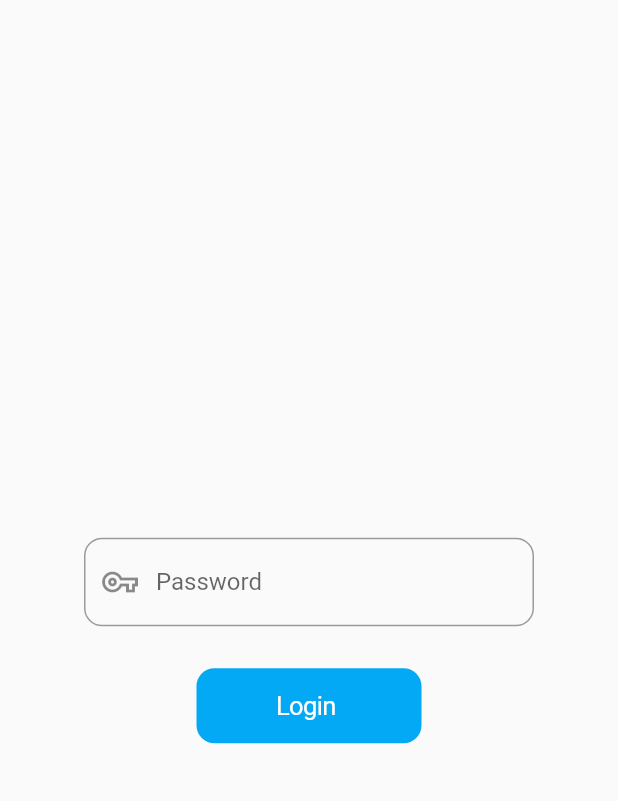
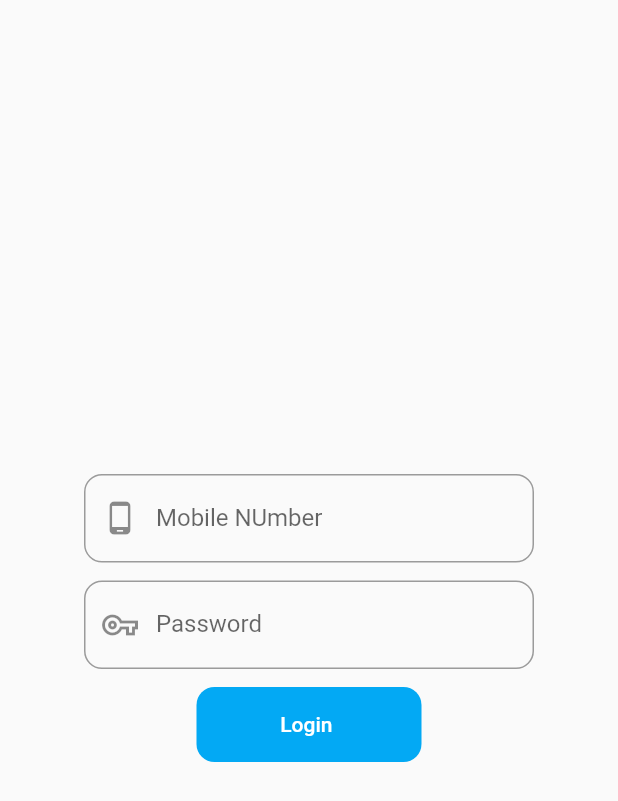
Before and after one commit to sjtsh/psr_application, a Flutter app: the screen it shows after launch, on a phone screen of 412 x 824 dp. Shown: the top 801 px of the screen. Run offline on Flutter 3.47's test engine with Material 2 defaults, Android fonts, the phone set to English and light mode, and no system bars; our stand-ins replace firebase_core, firebase_storage; accounts and stored records are empty.

Commit message:
tremoved cupertino

```diff
--- a/lib/Screens/LoginScreen/loginScreen.dart
+++ b/lib/Screens/LoginScreen/loginScreen.dart
@@ -1,12 +1,12 @@
-import 'package:flutter/cupertino.dart';
-import 'package:flutter/material.dart' as mt;
+
+import 'package:flutter/material.dart';
 import 'package:psr_application/Screens/BeatScreen/BeatScreen.dart';
 class LogInScreen extends StatelessWidget {
   const LogInScreen({Key? key}) : super(key: key);
 
   @override
   Widget build(BuildContext context) {
-    return mt.Scaffold(
+    return Scaffold(
       body: Form(
         child: Center(
           child: Padding(
@@ -16,26 +16,31 @@ class LogInScreen extends StatelessWidget {
               children: [
                 SizedBox(
                   width: 300,
-                  child:CupertinoTextField(
-                    decoration: BoxDecoration(),
-                  ),
+                  child: TextFormField(
+                    obscureText: true,
+                    decoration: InputDecoration(
+                        border: OutlineInputBorder(borderRadius: BorderRadius.circular(12), borderSide: BorderSide(color: Colors.greenAccent)),
+                        prefixIcon: Icon(Icons.phone_android),
+                        labelText: "Mobile NUmber"
+                    ),
+                  )
                 ),
                 SizedBox(height: 12,),
                 SizedBox(
                   width: 300,
-                  child:mt. TextFormField(
+                  child: TextFormField(
                     obscureText: true,
-                    decoration: mt.InputDecoration(
-                        border: mt.OutlineInputBorder(borderRadius: BorderRadius.circular(12), borderSide: BorderSide(color: mt.Colors.greenAccent)),
-                        prefixIcon: Icon(mt.Icons.vpn_key_outlined),
+                    decoration: InputDecoration(
+                        border: OutlineInputBorder(borderRadius: BorderRadius.circular(12), borderSide: BorderSide(color: Colors.greenAccent)),
+                        prefixIcon: Icon(Icons.vpn_key_outlined),
                         labelText: "Password"
                     ),
                   ),
                 ),
 
                 SizedBox(height: 12,),
-                CupertinoButton(onPressed: (){
-                  Navigator.push(context, mt.MaterialPageRoute(builder: (_){
+                MaterialButton(onPressed: (){
+                  Navigator.push(context, MaterialPageRoute(builder: (_){
                     return BeatScreen();
                   }));
 
@@ -45,11 +50,11 @@ class LogInScreen extends StatelessWidget {
                   width:  150,
                   decoration: BoxDecoration(
                     borderRadius: BorderRadius.circular(12),
-                    color: mt.Colors.lightBlue
+                    color: Colors.lightBlue
                   ),
                   child: const Center(
                     child: Text(
-                      "Login ", style: TextStyle(color: mt.Colors.white),
+                      "Login ", style: TextStyle(color: Colors.white),
                     ),
                   ),
                 ),)
```
